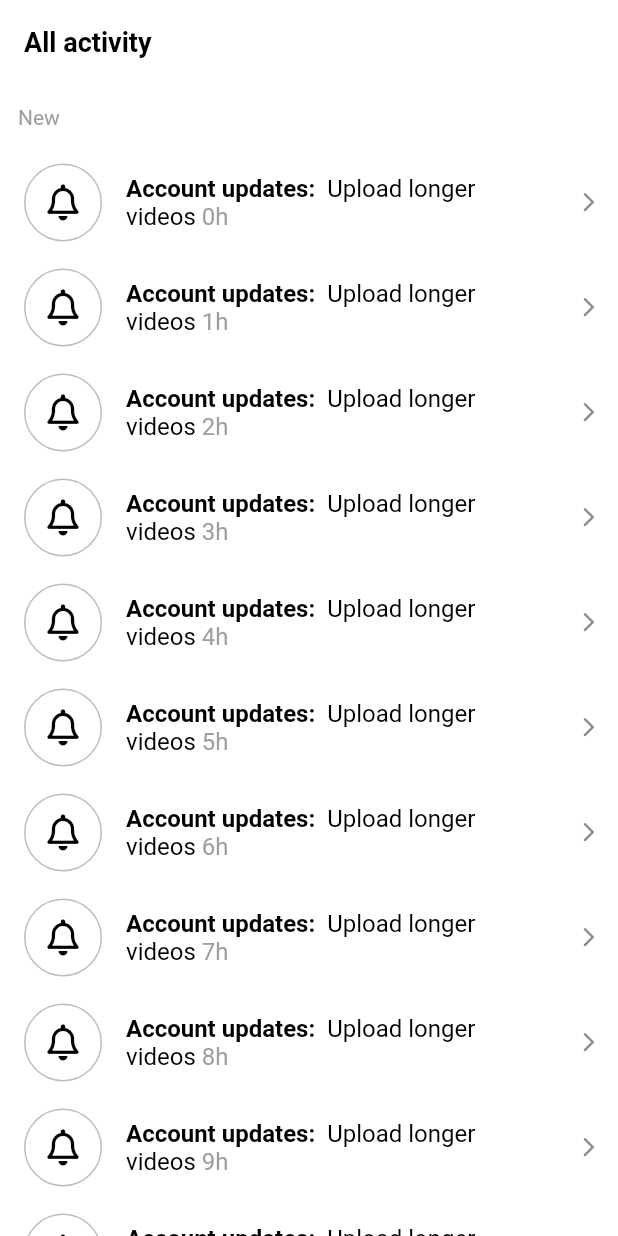
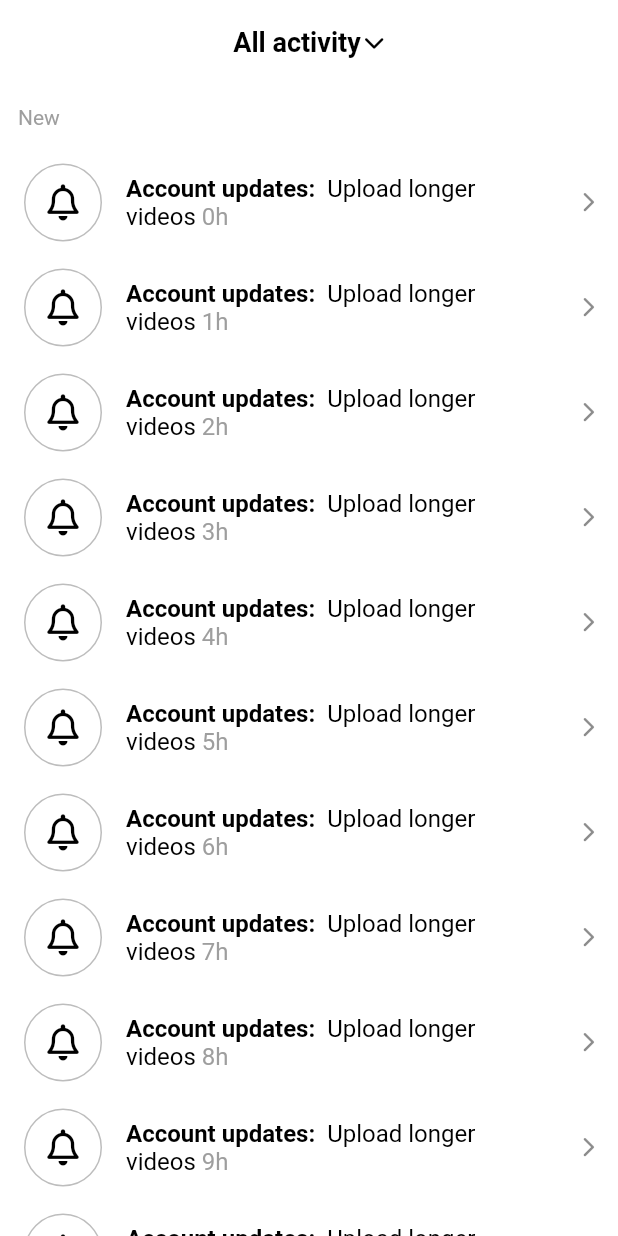
Before and after one commit to Hazka3/TikTok-Clone, a Flutter app: the screen it shows after launch, on a phone screen of 412 x 824 dp. Run offline on Flutter 3.47's test engine with Material 2 defaults, Android fonts, the phone set to English and light mode, and no system bars; our stand-ins replace font_awesome_flutter, video_player, visibility_detector.

Commit message:
Add chevrondown icon to header title

```diff
--- a/lib/features/inbox/activity_screen.dart
+++ b/lib/features/inbox/activity_screen.dart
@@ -26,7 +26,17 @@ class _ActivityScreenState extends State<ActivityScreen> {
   Widget build(BuildContext context) {
     return Scaffold(
       appBar: AppBar(
-        title: const Text('All activity'),
+        title: const Row(
+          mainAxisAlignment: MainAxisAlignment.center,
+          children: [
+            Text('All activity'),
+            Gaps.h2,
+            FaIcon(
+              FontAwesomeIcons.chevronDown,
+              size: Sizes.size14,
+            ),
+          ],
+        ),
       ),
       body: ListView(
         children: [
```
